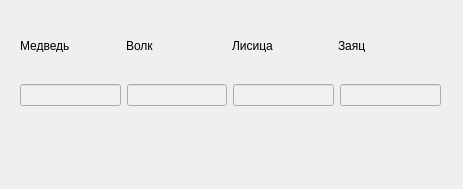
a6461/Qt-PyQt, file C++/I/11-ZOO/2/form.ui: the form before one commit.
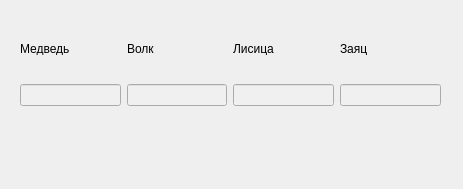
The form after the commit. Custom widgets are drawn as their Qt base class.

```diff
--- a/C++/I/11-ZOO/2/form.ui
+++ b/C++/I/11-ZOO/2/form.ui
@@ -20,7 +20,7 @@
    <property name="geometry">
     <rect>
      <x>20</x>
-     <y>39</y>
+     <y>42</y>
      <width>52</width>
      <height>13</height>
     </rect>
@@ -32,8 +32,8 @@
   <widget class="DragDropLabel" name="label_2">
    <property name="geometry">
     <rect>
-     <x>126</x>
-     <y>39</y>
+     <x>127</x>
+     <y>42</y>
      <width>32</width>
      <height>13</height>
     </rect>
@@ -45,8 +45,8 @@
   <widget class="DragDropLabel" name="label_3">
    <property name="geometry">
     <rect>
-     <x>232</x>
-     <y>39</y>
+     <x>233</x>
+     <y>42</y>
      <width>45</width>
      <height>13</height>
     </rect>
@@ -58,8 +58,8 @@
   <widget class="DragDropLabel" name="label_4">
    <property name="geometry">
     <rect>
-     <x>338</x>
-     <y>39</y>
+     <x>340</x>
+     <y>42</y>
      <width>32</width>
      <height>13</height>
     </rect>
```
